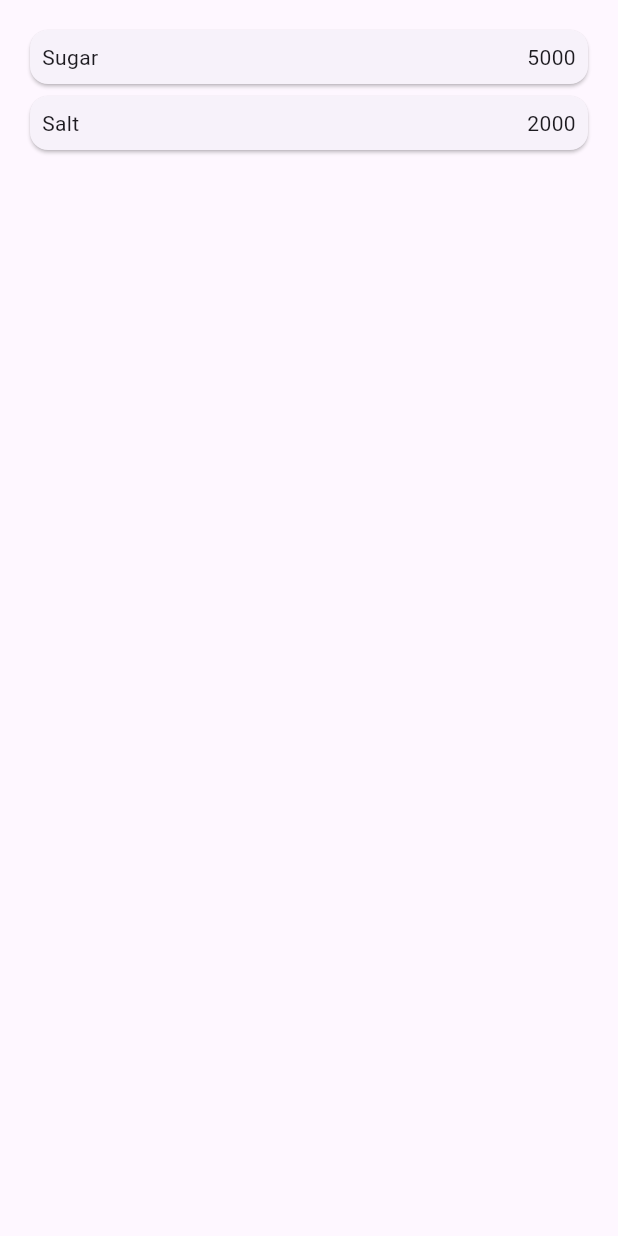
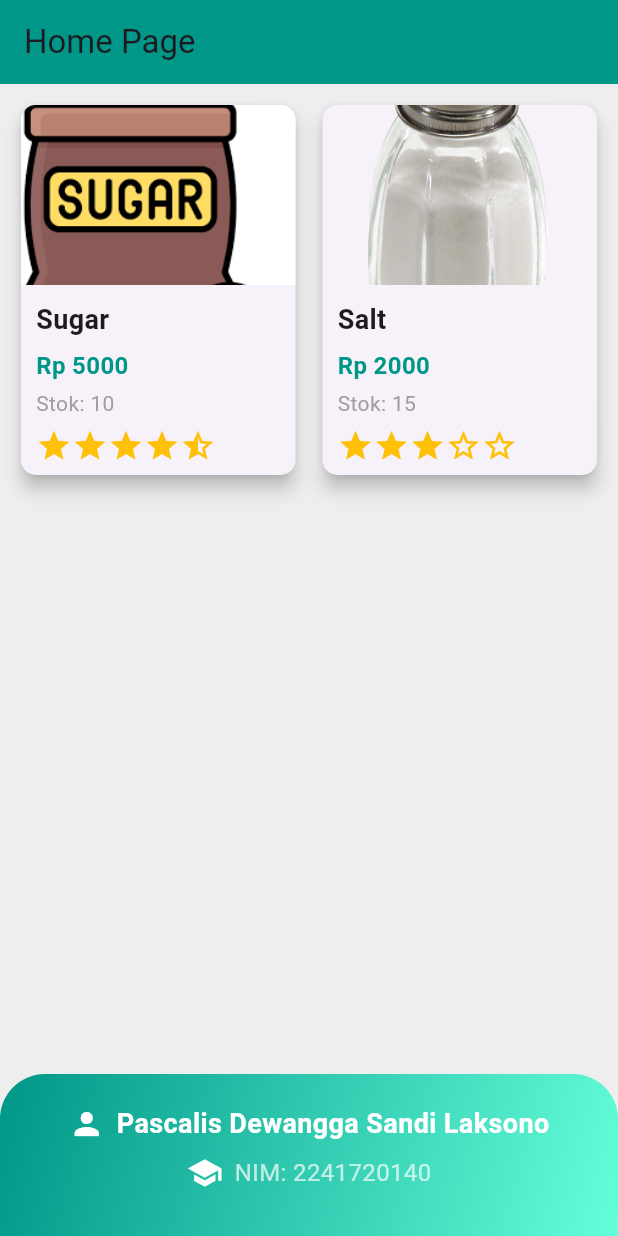
Before and after one commit to Dcrezztopia/flutter_mobile_prog, a Flutter app: the screen it shows after launch, on a phone screen of 412 x 824 dp. Run offline on Flutter 3.47's test engine with Material 3 defaults, Android fonts, the phone set to English and light mode, and no system bars.

Commit message:
Tugas Praktikum 2 unfinished

```diff
--- a/belanja/lib/models/item.dart
+++ b/belanja/lib/models/item.dart
@@ -1,6 +1,15 @@
 class Item {
   String name;
   int price;
+  String imgproduct;
+  int stok;
+  double rating;
 
-  Item({required this.name, required this.price});
+  Item({
+    required this.name,
+    required this.price,
+    required this.imgproduct,
+    required this.stok,
+    required this.rating,
+  });
 }
--- a/belanja/lib/pages/home-pages.dart
+++ b/belanja/lib/pages/home-pages.dart
@@ -1,44 +1,132 @@
 import 'package:flutter/material.dart';
 import 'package:belanja/models/item.dart';
+import 'package:belanja/widgets/footer.dart';
 
 class HomePage extends StatelessWidget {
   final List<Item> items = [
-    Item(name: 'Sugar', price: 5000),
-    Item(name: 'Salt', price: 2000),
+    Item(
+        name: 'Sugar',
+        price: 5000,
+        imgproduct: 'assets/sugar.png',
+        stok: 10,
+        rating: 4.5),
+    Item(
+        name: 'Salt',
+        price: 2000,
+        imgproduct: 'assets/salt.png',
+        stok: 15,
+        rating: 3),
   ];
+
+  Widget _buildRatingStars(double rating) {
+    int fullStars = rating.toInt();
+    bool hasHalfStar = rating - fullStars >= 0.5;
+
+    List<Widget> stars = [];
+    for (int i = 0; i < fullStars; i++) {
+      stars.add(Icon(Icons.star, color: Colors.amber));
+    }
+    if (hasHalfStar) {
+      stars.add(Icon(Icons.star_half, color: Colors.amber));
+    }
+
+    for (int i = fullStars + (hasHalfStar ? 1 : 0); i < 5; i++) {
+      stars.add(Icon(Icons.star_border, color: Colors.amber));
+    }
+
+    return Row(children: stars);
+  }
 
   @override
   Widget build(BuildContext context) {
-    // TODO: implement build
     return Scaffold(
+      appBar: AppBar(
+        title: const Text('Home Page'),
+        backgroundColor: Colors.teal,
+      ),
       body: Container(
-      margin: EdgeInsets.all(8),
-      child: ListView.builder(
-        padding: EdgeInsets.all(8),
+        color: Colors.grey[200],
+        child: Column(
+          children: [
+            Expanded(
+              child: GridView.builder(
+                padding: EdgeInsets.all(10),
+                gridDelegate: SliverGridDelegateWithFixedCrossAxisCount(
+                  crossAxisCount: 2,
+                  crossAxisSpacing: 10,
+                  mainAxisSpacing: 10,
+                  childAspectRatio: 3 / 4,
+                ),
                 itemCount: items.length,
                 itemBuilder: (context, index) {
                   final item = items[index];
-          return InkWell(
+                  return GestureDetector(
                     onTap: () {
-              Navigator.pushNamed(context, '/item');
+                      Navigator.pushNamed(
+                        context,
+                        '/item',
+                        arguments: item,
+                      );
                     },
                     child: Card(
-                child: Container(
-              margin: EdgeInsets.all(8),
-              child: Row(
+                      elevation: 5,
+                      shape: RoundedRectangleBorder(
+                        borderRadius: BorderRadius.circular(10),
+                      ),
+                      child: Column(
+                        crossAxisAlignment: CrossAxisAlignment.stretch,
                         children: [
-                  Expanded(child: Text(item.name)),
-                  Expanded(
-                      child: Text(
-                    item.price.toString(),
-                    textAlign: TextAlign.end,
-                  ))
+                          Hero(
+                            tag: item.name,
+                            child: ClipRRect(
+                              borderRadius: BorderRadius.vertical(
+                                  top: Radius.circular(10)),
+                              child: Image.asset(
+                                item.imgproduct,
+                                fit: BoxFit.cover,
+                                height: 120,
+                              ),
+                            ),
+                          ),
+                          Padding(
+                            padding: const EdgeInsets.all(10.0),
+                            child: Column(
+                              crossAxisAlignment: CrossAxisAlignment.start,
+                              children: [
+                                Text(
+                                  item.name,
+                                  style: TextStyle(
+                                      fontSize: 18,
+                                      fontWeight: FontWeight.bold),
+                                ),
+                                SizedBox(height: 6),
+                                Text(
+                                  'Rp ${item.price}',
+                                  style: TextStyle(
+                                      fontSize: 16,
+                                      color: Colors.teal,
+                                      fontWeight: FontWeight.w600),
+                                ),
+                                SizedBox(height: 4),
+                                Text('Stok: ${item.stok}',
+                                    style: TextStyle(
+                                        fontSize: 14, color: Colors.grey)),
+                                SizedBox(height: 6),
+                                _buildRatingStars(item.rating),
                               ],
                             ),
-            )),
+                          ),
+                        ],
+                      ),
+                    ),
                   );
                 },
               ),
-    ));
+            ),
+            const Footer(),
+          ],
+        ),
+      ),
+    );
   }
 }
--- a/belanja/lib/pages/item-pages.dart
+++ b/belanja/lib/pages/item-pages.dart
@@ -1,10 +1,13 @@
 import 'package:flutter/material.dart';
+import 'package:belanja/models/item.dart';
 
 class ItemPage extends StatelessWidget {
+   const ItemPage({Key? key}) : super(key: key);
+
   @override
   Widget build(BuildContext context) {
+    final Item item = ModalRoute.of(context)!.settings.arguments as Item;
     // TODO: implement build
-    // final Item item = ModalRoute.of(context)!.settings.arguments as Item;
 
     return Scaffold(
       appBar: AppBar(
--- /dev/null
+++ b/belanja/lib/widgets/footer.dart
@@ -0,0 +1,61 @@
+import 'package:flutter/material.dart';
+
+class Footer extends StatelessWidget {
+  static const String name = 'Pascalis Dewangga Sandi Laksono';
+  static const String nim = '2241720140';
+
+  const Footer({Key? key}) : super(key: key);
+
+  @override
+  Widget build(BuildContext context) {
+    return Container(
+      padding: const EdgeInsets.all(20.0),
+      decoration: BoxDecoration(
+        gradient: LinearGradient(
+          colors: [Colors.teal, Colors.tealAccent],
+          begin: Alignment.topLeft,
+          end: Alignment.bottomRight,
+        ),
+        borderRadius: BorderRadius.vertical(
+            top: Radius.circular(30)), // Rounded top corners
+      ),
+      child: Column(
+        mainAxisSize: MainAxisSize.min,
+        children: [
+          Row(
+            mainAxisAlignment: MainAxisAlignment.center,
+            children: [
+              Icon(Icons.person,
+                  color: Colors.white, size: 24), // Icon for name
+              SizedBox(width: 8),
+              Text(
+                name,
+                style: TextStyle(
+                  fontSize: 18,
+                  color: Colors.white,
+                  fontWeight: FontWeight.bold,
+                ),
+              ),
+            ],
+          ),
+          SizedBox(height: 8),
+          Row(
+            mainAxisAlignment: MainAxisAlignment.center,
+            children: [
+              Icon(Icons.school, color: Colors.white, size: 24), // Icon for NIM
+              SizedBox(width: 8),
+              Text(
+                'NIM: $nim',
+                style: TextStyle(
+                  fontSize: 16,
+                  color: Colors.white70,
+                ),
+              ),
+            ],
+          ),
+          SizedBox(height: 10), // Add space at the bottom
+        ],
+      ),
+    );
+  }
+}
```
Also changed, not shown: belanja/pubspec.yaml (+3 -4 lines), belanja/assets/salt.png (added), belanja/assets/sugar.png (added). Lines whose indentation alone changed are shown as unchanged.
